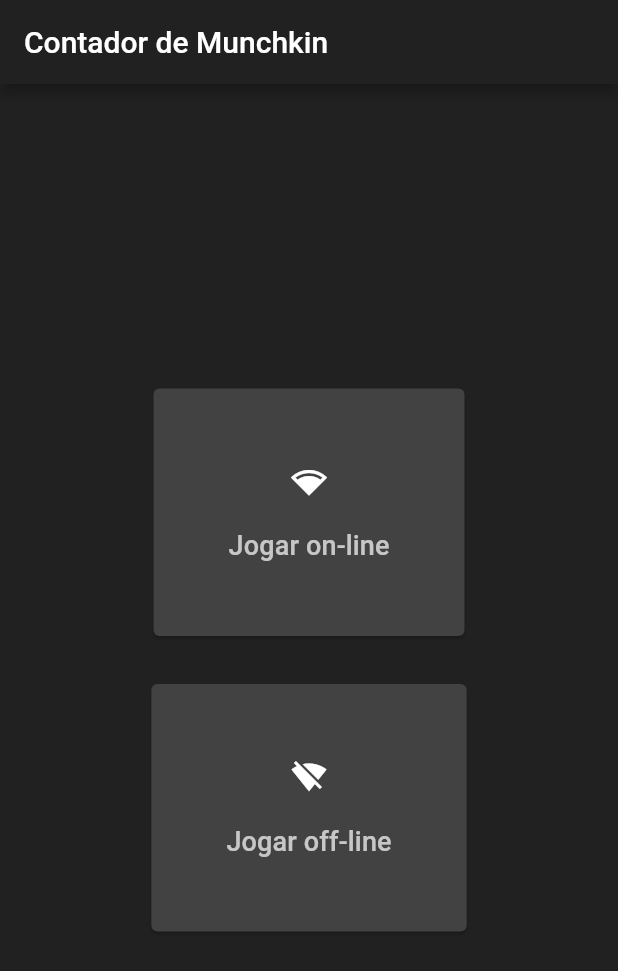
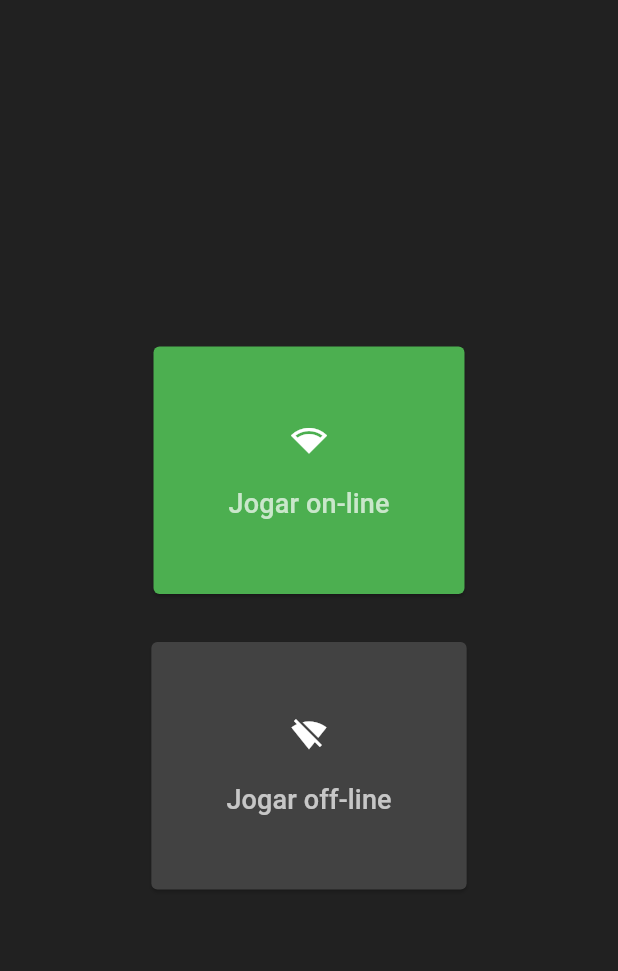
Before and after one commit to MayaraFreitas/munchkin, a Flutter app: the screen it shows after launch, on a phone screen of 412 x 824 dp. Shown: the top 971 px of the screen. Run offline on Flutter 3.47's test engine with Material 2 defaults, Android fonts, the phone set to English and light mode, and no system bars; our stand-ins replace cloud_firestore; accounts and stored records are empty.

Commit message:
alteração cores dos cards da tela inicial

```diff
--- a/lib/views/setup_game.dart
+++ b/lib/views/setup_game.dart
@@ -19,7 +19,6 @@ class _SetupGameState extends State<SetupGame> {
   @override
   Widget build(BuildContext context) {
     return Scaffold(
-      appBar: AppBar(title: Text('Contador de Munchkin'),),
       body: Center(
         child: Column(
           mainAxisAlignment: MainAxisAlignment.center,
@@ -27,11 +26,11 @@ class _SetupGameState extends State<SetupGame> {
           children: <Widget>[
             Padding(
               padding: EdgeInsets.only(bottom: 12),
-              child: _buildCard('Jogar on-line', true, '/home')
+              child: _buildCard('Jogar on-line', true, '/home', Colors.green)
             ),
             Padding(
               padding: EdgeInsets.only(top: 12),
-              child: _buildCard('Jogar off-line', false, '/score')
+              child: _buildCard('Jogar off-line', false, '/score', Colors.grey[800])
             )
           ],
         ),
@@ -39,10 +38,12 @@ class _SetupGameState extends State<SetupGame> {
     );
   }
 
-  Widget _buildCard(title, online, route) {
+  Widget _buildCard(title, online, route, color) {
     return Center(
       child:
         Card(
+        color: color,
+        borderOnForeground: true,
         child: InkWell(
         onTap: (){
           Navigator.pushNamed(context, route);
```
